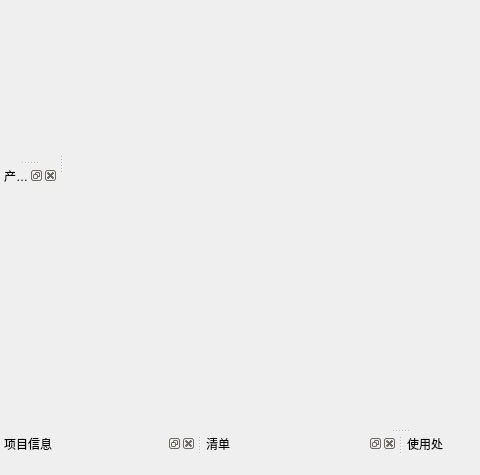
The window that ui/PartMainWindow.ui (ChenZebin9/python_pdm_2) describes before a commit, drawn with Qt 5; both pictures show x 0 to 480 and y 125 to 600 of the 800 by 600 pixel window.
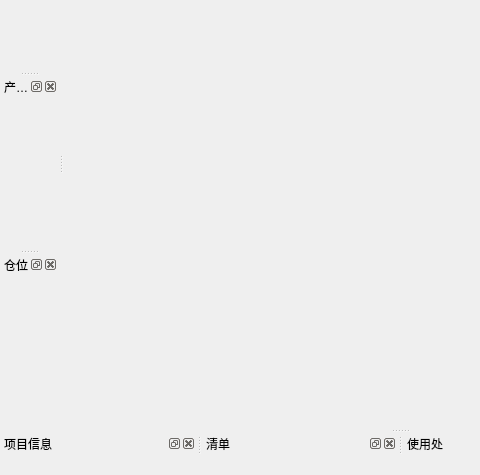
The same window after the commit.

Patch:
```diff
--- a/ui/PartMainWindow.ui
+++ b/ui/PartMainWindow.ui
@@ -148,6 +148,15 @@
    </attribute>
    <widget class="QWidget" name="dockWidgetContents_6"/>
   </widget>
+  <widget class="QDockWidget" name="storingPositionDockWidget">
+   <property name="windowTitle">
+    <string>仓位</string>
+   </property>
+   <attribute name="dockWidgetArea">
+    <number>1</number>
+   </attribute>
+   <widget class="QWidget" name="dockWidgetContents_5"/>
+  </widget>
   <action name="exitMenuItem">
    <property name="text">
     <string>关闭</string>
```
Left out of the diff: 85 changed lines with no effect on the pictures.
